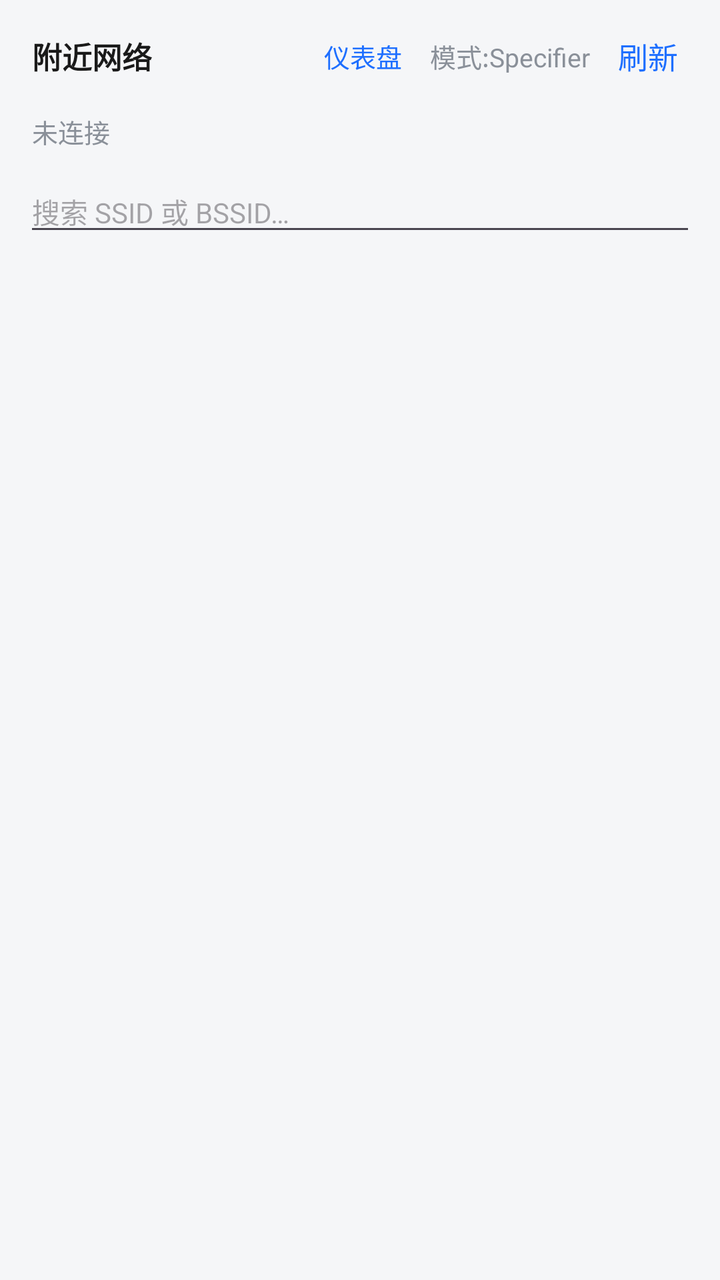
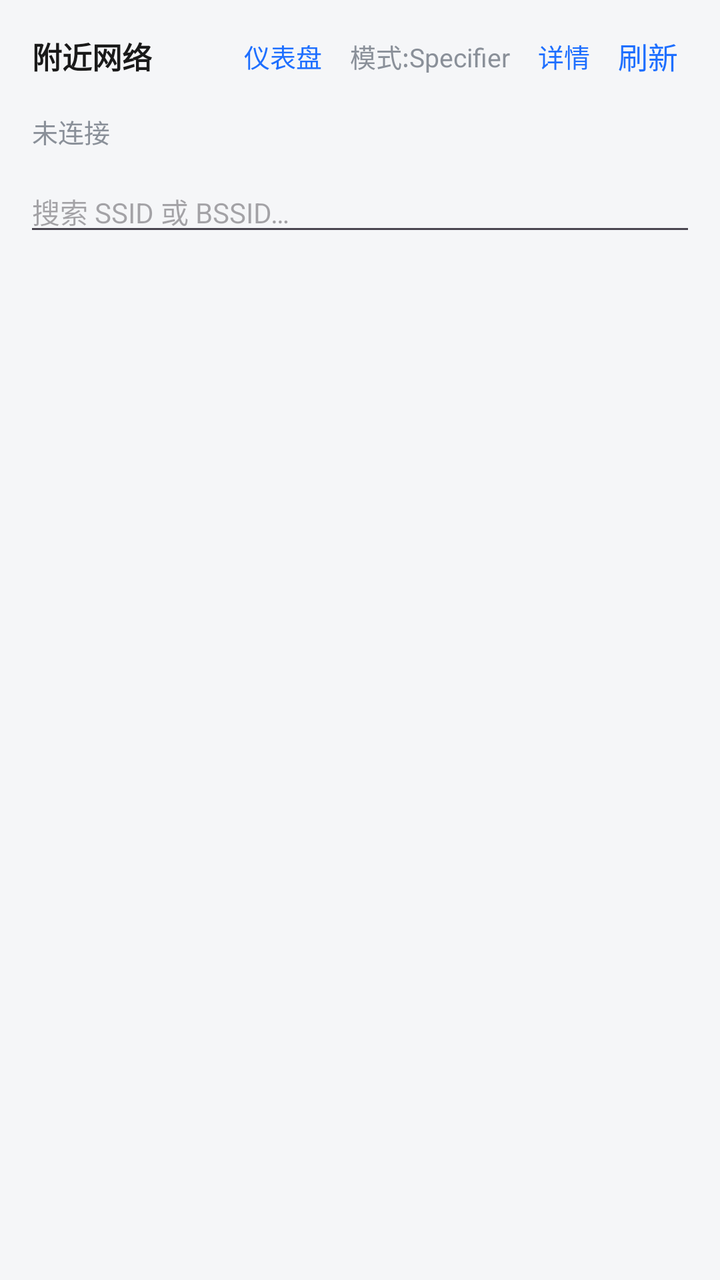

Compare the two renders of this Android layout. The source of the first and the diff that turns it into the second are given below.
<!-- AndroidManifest.xml: application theme Theme.BssidConnect -->
<!-- res/layout/activity_main.xml -->
<?xml version="1.0" encoding="utf-8"?>
<LinearLayout xmlns:android="http://schemas.android.com/apk/res/android"
    android:layout_width="match_parent"
    android:layout_height="match_parent"
    android:orientation="vertical"
    android:fitsSystemWindows="true"
    android:background="@color/bg_gray">

    <LinearLayout
        android:layout_width="match_parent"
        android:layout_height="wrap_content"
        android:orientation="horizontal"
        android:gravity="center_vertical"
        android:paddingHorizontal="16dp"
        android:paddingVertical="12dp">

        <TextView
            android:id="@+id/tvTitle"
            android:layout_width="0dp"
            android:layout_height="wrap_content"
            android:layout_weight="1"
            android:text="附近网络"
            android:textColor="@color/text_primary"
            android:textSize="15sp"
            android:textStyle="bold"
            android:maxLines="1"
            android:ellipsize="end" />

        <ProgressBar
            android:id="@+id/progressScan"
            android:layout_width="24dp"
            android:layout_height="24dp"
            android:visibility="gone" />

        <TextView
            android:id="@+id/btnDash"
            android:layout_width="wrap_content"
            android:layout_height="wrap_content"
            android:padding="5dp"
            android:layout_marginEnd="4dp"
            android:text="仪表盘"
            android:textColor="@color/primary"
            android:textSize="13sp" />

        <TextView
            android:id="@+id/btnMode"
            android:layout_width="wrap_content"
            android:layout_height="wrap_content"
            android:padding="5dp"
            android:layout_marginEnd="4dp"
            android:text="模式:Specifier"
            android:textColor="@color/text_secondary"
            android:textSize="13sp" />

        <TextView
            android:id="@+id/btnUnlock"
            android:layout_width="wrap_content"
            android:layout_height="wrap_content"
            android:padding="5dp"
            android:layout_marginEnd="4dp"
            android:text="解锁"
            android:textColor="@color/unlock_red"
            android:textSize="13sp"
            android:visibility="gone" />

        <TextView
            android:id="@+id/btnScan"
            android:layout_width="wrap_content"
            android:layout_height="wrap_content"
            android:padding="5dp"
            android:text="刷新"
            android:textColor="@color/primary"
            android:textSize="15sp" />
    </LinearLayout>

    <TextView
        android:id="@+id/tvStatus"
        android:layout_width="match_parent"
        android:layout_height="wrap_content"
        android:paddingHorizontal="16dp"
        android:paddingBottom="4dp"
        android:textColor="@color/text_secondary"
        android:textSize="13sp"
        android:text="未连接" />

    <EditText
        android:id="@+id/etSearch"
        android:layout_width="match_parent"
        android:layout_height="wrap_content"
        android:layout_marginHorizontal="12dp"
        android:layout_marginTop="6dp"
        android:hint="搜索 SSID 或 BSSID…"
        android:imeOptions="actionDone"
        android:inputType="text"
        android:maxLines="1"
        android:textSize="14sp" />

    <TextView
        android:id="@+id/tvPerm"
        android:layout_width="match_parent"
        android:layout_height="wrap_content"
        android:padding="16dp"
        android:gravity="center"
        android:text="需要「附近设备/位置」权限才能扫描 Wi-Fi\n点击此处授权"
        android:textColor="@color/text_secondary"
        android:textSize="14sp"
        android:visibility="gone" />

    
    <LinearLayout
        android:id="@+id/dashPanel"
        android:layout_width="match_parent"
        android:layout_height="wrap_content"
        android:orientation="vertical"
        android:layout_marginHorizontal="12dp"
        android:layout_marginTop="6dp"
        android:padding="16dp"
        android:background="@color/dash_panel_bg"
        android:visibility="gone">

        <LinearLayout
            android:layout_width="match_parent"
            android:layout_height="wrap_content"
            android:orientation="horizontal">

            <LinearLayout
                android:layout_width="0dp"
                android:layout_height="wrap_content"
                android:layout_weight="1"
                android:orientation="vertical"
                android:gravity="center">

                <TextView
                    android:id="@+id/dashRssi"
                    android:layout_width="wrap_content"
                    android:layout_height="wrap_content"
                    android:text="--"
                    android:textColor="@color/dash_rssi_ok"
                    android:textSize="30sp"
                    android:textStyle="bold" />

                <TextView
                    android:layout_width="wrap_content"
                    android:layout_height="wrap_content"
                    android:text="信号 dBm"
                    android:textColor="@color/text_secondary"
                    android:textSize="11sp" />
            </LinearLayout>

            <LinearLayout
                android:layout_width="0dp"
                android:layout_height="wrap_content"
                android:layout_weight="1"
                android:orientation="vertical"
                android:gravity="center">

                <TextView
                    android:id="@+id/dashRtt"
                    android:layout_width="wrap_content"
                    android:layout_height="wrap_content"
                    android:text="--"
                    android:textColor="@color/dash_rtt_ok"
                    android:textSize="30sp"
                    android:textStyle="bold" />

                <TextView
                    android:layout_width="wrap_content"
                    android:layout_height="wrap_content"
                    android:text="延迟 ms"
                    android:textColor="@color/text_secondary"
                    android:textSize="11sp" />
            </LinearLayout>

            <LinearLayout
                android:layout_width="0dp"
                android:layout_height="wrap_content"
                android:layout_weight="1"
                android:orientation="vertical"
                android:gravity="center">

                <TextView
                    android:id="@+id/dashSpeed"
                    android:layout_width="wrap_content"
                    android:layout_height="wrap_content"
                    android:text="--"
                    android:textColor="@color/dash_speed"
                    android:textSize="30sp"
                    android:textStyle="bold" />

                <TextView
                    android:layout_width="wrap_content"
                    android:layout_height="wrap_content"
                    android:text="速率 Mbps"
                    android:textColor="@color/text_secondary"
                    android:textSize="11sp" />
            </LinearLayout>
        </LinearLayout>

        <LinearLayout
            android:layout_width="match_parent"
            android:layout_height="wrap_content"
            android:orientation="horizontal"
            android:layout_marginTop="8dp"
            android:gravity="center_vertical">

            <TextView
                android:id="@+id/dashLink"
                android:layout_width="0dp"
                android:layout_height="wrap_content"
                android:layout_weight="1"
                android:textColor="@color/text_secondary"
                android:textSize="12sp"
                android:text="链路：--" />

            <TextView
                android:id="@+id/btnDashHide"
                android:layout_width="wrap_content"
                android:layout_height="wrap_content"
                android:padding="6dp"
                android:text="收起"
                android:textColor="@color/primary"
                android:textSize="12sp" />
        </LinearLayout>

        <com.dev.bssidconnect.TrendViewProxy
            android:id="@+id/dashTrend"
            android:layout_width="match_parent"
            android:layout_height="220dp"
            android:layout_marginTop="8dp" />
    </LinearLayout>

    <androidx.recyclerview.widget.RecyclerView
        android:id="@+id/recycler"
        android:layout_width="match_parent"
        android:layout_height="match_parent"
        android:clipToPadding="false"
        android:paddingBottom="16dp" />
</LinearLayout>
<!-- resources referenced by this layout -->
<resources>
  <color name="bg_gray">#F5F6F8</color>
  <color name="dash_panel_bg">#F5F6F8</color>
  <color name="dash_rssi_ok">#2E7D32</color>
  <color name="dash_rtt_ok">#1565C0</color>
  <color name="dash_speed">#E65100</color>
  <color name="primary">#1E6FFF</color>
  <color name="text_primary">#1A1A1A</color>
  <color name="text_secondary">#8A9099</color>
  <color name="unlock_red">#D32F2F</color>
  <style name="Theme.BssidConnect" parent="Theme.Material3.DayNight.NoActionBar">
          <item name="colorPrimary">@color/primary</item>
          <item name="colorOnPrimary">@color/white</item>
          <item name="android:statusBarColor">@color/primary</item>
      </style>
  <color name="white">#FFFFFF</color>
</resources>

<!-- the commit's change to res/layout/activity_main.xml (unified diff, before → after) -->
@@ -64,6 +64,16 @@
             android:visibility="gone" />
 
         <TextView
+            android:id="@+id/btnInfo"
+            android:layout_width="wrap_content"
+            android:layout_height="wrap_content"
+            android:padding="5dp"
+            android:layout_marginEnd="4dp"
+            android:text="详情"
+            android:textColor="@color/primary"
+            android:textSize="13sp" />
+
+        <TextView
             android:id="@+id/btnScan"
             android:layout_width="wrap_content"
             android:layout_height="wrap_content"
